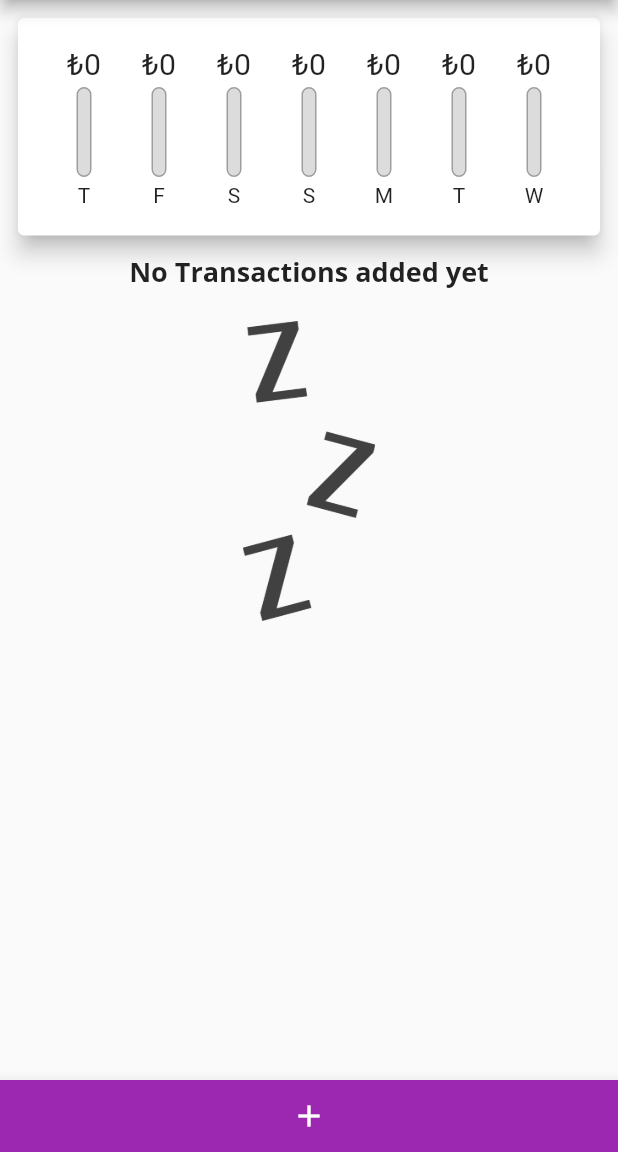
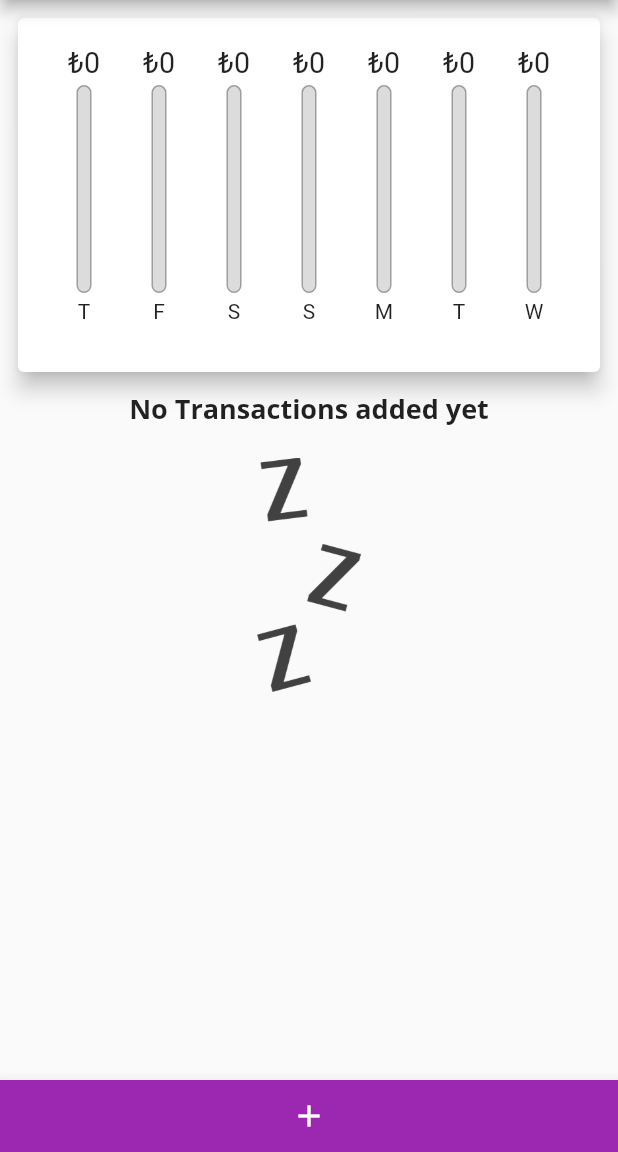
Before and after one commit to ascobani/flutter_lab_2, a Flutter app: the screen it shows after launch, on a phone screen of 412 x 824 dp, the part 84-1236 px from its top. Run offline on Flutter 3.47's test engine with Material 2 defaults, Android fonts, the phone set to English and light mode, and no system bars.

Commit message:
adaptive size

```diff
--- a/lib/main.dart
+++ b/lib/main.dart
@@ -116,8 +116,7 @@ class _MyHomePageState extends State<MyHomePage> {
       });
     }
 
-    return Scaffold(
-      appBar: AppBar(
+    final appBar = AppBar(
       title: const Text('Personal Expenses'),
       actions: <Widget>[
         IconButton(
@@ -125,7 +124,9 @@ class _MyHomePageState extends State<MyHomePage> {
           icon: const Icon(Icons.add),
         ),
       ],
-      ),
+    );
+    return Scaffold(
+      appBar: appBar,
       bottomNavigationBar: BottomAppBar(
         color: Theme.of(context).primaryColor,
         child: Row(
@@ -147,10 +148,24 @@ class _MyHomePageState extends State<MyHomePage> {
           // mainAxisAlignment: MainAxisAlignment.spaceEvenly,
           crossAxisAlignment: CrossAxisAlignment.stretch,
           children: <Widget>[
-            Chart(_recentTransactions),
-            TransactionList(
+            SizedBox(
+              height: (MediaQuery.of(context).size.height -
+                      appBar.preferredSize.height -
+                      MediaQuery.of(context).padding.top) *
+                  0.3385997,
+              child: Chart(
+                _recentTransactions,
+              ),
+            ),
+            SizedBox(
+              height: (MediaQuery.of(context).size.height -
+                      appBar.preferredSize.height -
+                      MediaQuery.of(context).padding.top) *
+                  0.6,
+              child: TransactionList(
                 _userTransactions,
                 _deleteTransaction,
+              ),
             )
           ],
         ),
--- a/lib/widgets/chart_bar.dart
+++ b/lib/widgets/chart_bar.dart
@@ -6,10 +6,8 @@ class ChartBar extends StatelessWidget {
   final double spendingPercentageOfTotal;
 
   const ChartBar(
-    this.label,
-    this.spendingAmount,
-    this.spendingPercentageOfTotal, {super.key}
-  );
+      this.label, this.spendingAmount, this.spendingPercentageOfTotal,
+      {super.key});
 
   @override
   Widget build(BuildContext context) {
@@ -26,19 +24,22 @@ class ChartBar extends StatelessWidget {
         return Colors.green;
       }
     }
+
+    return LayoutBuilder(
+      builder: (ctx, constraints) {
         return Column(
           children: <Widget>[
             SizedBox(
-          height: 23,
+              height: constraints.maxHeight * 0.11,
               child: FittedBox(
                 child: Text('₺${spendingAmount.toStringAsFixed(0)}'),
               ),
             ),
-        const SizedBox(
-          height: 4,
+            SizedBox(
+              height: constraints.maxHeight * 0.02,
             ),
             SizedBox(
-          height: 60,
+              height: constraints.maxHeight * 0.7,
               width: 10,
               child: Stack(
                 children: <Widget>[
@@ -60,11 +61,16 @@ class ChartBar extends StatelessWidget {
                 ],
               ),
             ),
-        const SizedBox(
-          height: 4,
+            SizedBox(
+              height: constraints.maxHeight * 0.02,
             ),
-        Text(label),
+            SizedBox(
+              height: constraints.maxHeight * 0.09,
+              child: Text(label),
+            ),
           ],
+        );
+      },
     );
   }
 }
--- a/lib/widgets/new_transaction.dart
+++ b/lib/widgets/new_transaction.dart
@@ -4,9 +4,7 @@ import 'package:intl/intl.dart';
 class NewTransaction extends StatefulWidget {
   final Function addTransaction;
 
-  const NewTransaction(
-    this.addTransaction, {super.key}
-  );
+  const NewTransaction(this.addTransaction, {super.key});
 
   @override
   State<NewTransaction> createState() => _NewTransactionState();
@@ -72,7 +70,7 @@ class _NewTransactionState extends State<NewTransaction> {
               onSubmitted: (_) => _submitData(),
             ),
             SizedBox(
-              height: 73,
+              height: MediaQuery.of(context).size.height * 0.0688,
               child: Row(
                 children: <Widget>[
                   Expanded(
--- a/lib/widgets/transaction_list.dart
+++ b/lib/widgets/transaction_list.dart
@@ -7,16 +7,12 @@ class TransactionList extends StatelessWidget {
   final List<Transaction> transactions;
   final Function _deleteTransaction;
 
-  const TransactionList(
-    this.transactions,
-    this._deleteTransaction, {super.key}
-  );
+  const TransactionList(this.transactions, this._deleteTransaction,
+      {super.key});
 
   @override
   Widget build(BuildContext context) {
-    return SizedBox(
-      height: 563,
-      child: transactions.isEmpty
+    return transactions.isEmpty
         ? Column(
             children: <Widget>[
               Text(
@@ -27,7 +23,7 @@ class TransactionList extends StatelessWidget {
                 height: 20,
               ),
               SizedBox(
-                  height: 200,
+                height: MediaQuery.of(context).size.height * 0.1896,
                 child: Image.asset(
                   'assets/images/waiting.png',
                   fit: BoxFit.cover,
@@ -89,7 +85,6 @@ class TransactionList extends StatelessWidget {
               );
             },
             itemCount: transactions.length,
-            ),
            );
   }
 }
```
Also changed, not shown: lib/widgets/chart.dart (+3 -8 lines). Lines whose indentation alone changed are shown as unchanged.
